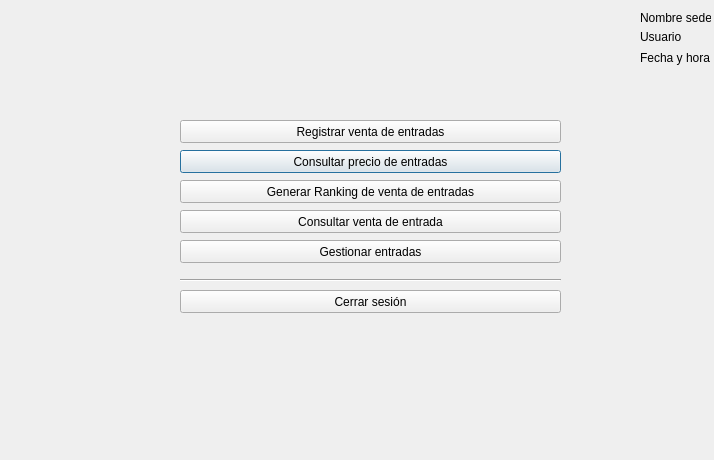
The window that Interfaz/Interfaz2.ui (Proyecto-PAV/ProyectoDSI) describes before a commit, drawn with Qt 5.
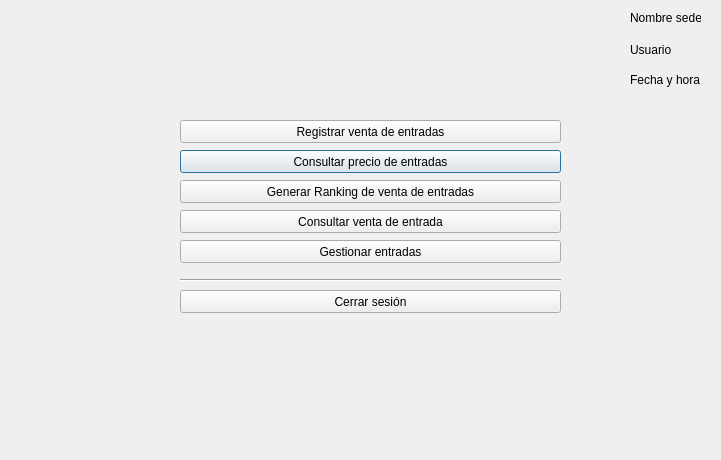
The same window after the commit.

What changed in the file:
```diff
--- a/Interfaz/Interfaz2.ui
+++ b/Interfaz/Interfaz2.ui
@@ -6,10 +6,22 @@
    <rect>
     <x>0</x>
     <y>0</y>
-    <width>714</width>
+    <width>721</width>
     <height>460</height>
    </rect>
   </property>
+  <property name="minimumSize">
+   <size>
+    <width>721</width>
+    <height>460</height>
+   </size>
+  </property>
+  <property name="maximumSize">
+   <size>
+    <width>721</width>
+    <height>460</height>
+   </size>
+  </property>
   <property name="windowTitle">
    <string>Dialog</string>
   </property>
@@ -81,10 +93,10 @@
   <widget class="QLabel" name="label_2">
    <property name="geometry">
     <rect>
-     <x>640</x>
-     <y>30</y>
-     <width>47</width>
-     <height>13</height>
+     <x>630</x>
+     <y>40</y>
+     <width>61</width>
+     <height>20</height>
     </rect>
    </property>
    <property name="text">
@@ -94,7 +106,7 @@
   <widget class="QLabel" name="label">
    <property name="geometry">
     <rect>
-     <x>640</x>
+     <x>630</x>
      <y>10</y>
      <width>71</width>
      <height>16</height>
@@ -107,10 +119,10 @@
   <widget class="QLabel" name="label_3">
    <property name="geometry">
     <rect>
-     <x>640</x>
-     <y>50</y>
-     <width>71</width>
-     <height>16</height>
+     <x>630</x>
+     <y>70</y>
+     <width>91</width>
+     <height>20</height>
     </rect>
    </property>
    <property name="text">
```
Left out of the diff: 46 changed lines with no effect on the pictures.
